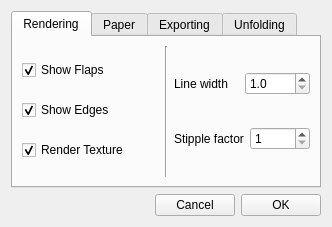
Above: interface/settingswindow.ui from SeriousAlexej/Ivo before the change. Below: the same form after it.
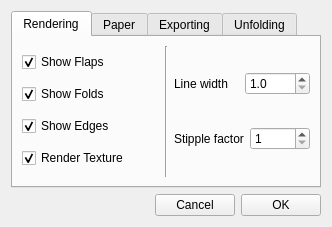
That is the form after the change.

The edit to the form file:
```diff
--- a/interface/settingswindow.ui
+++ b/interface/settingswindow.ui
@@ -38,6 +38,16 @@
              </property>
             </widget>
            </item>
+           <item>
+            <widget class="QCheckBox" name="checkBoxFolds">
+             <property name="text">
+              <string>Show Folds</string>
+             </property>
+             <property name="checked">
+              <bool>true</bool>
+             </property>
+            </widget>
+           </item>
            <item>
             <widget class="QCheckBox" name="checkBoxEdges">
              <property name="text">
```
